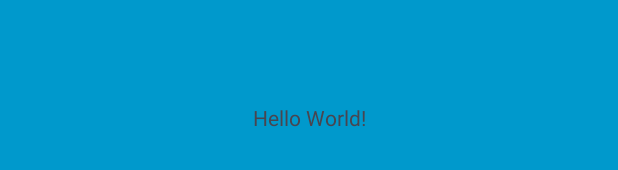
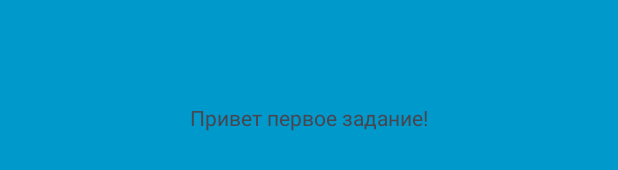
Before and after one commit to wshngwell/MyFirstGitProject, an Android app: the layout activity_main.xml on its own in the app's theme, with its tools: preview values and no code run, on a phone screen of 412 x 824 dp. Shown: the part 501-671 px from the top of the screen. Run offline under Robolectric (Android 15) with nearby library versions, the phone set to English and light mode, and no system bars.

```diff
--- a/app/src/main/res/layout/activity_main.xml
+++ b/app/src/main/res/layout/activity_main.xml
@@ -10,7 +10,7 @@
     <TextView
         android:layout_width="wrap_content"
         android:layout_height="wrap_content"
-        android:text="Hello World!"
+        android:text="@string/firstTask"
         app:layout_constraintBottom_toBottomOf="parent"
         app:layout_constraintEnd_toEndOf="parent"
         app:layout_constraintStart_toStartOf="parent"
--- a/app/src/main/res/values/strings.xml
+++ b/app/src/main/res/values/strings.xml
@@ -1,3 +1,4 @@
 <resources>
     <string name="app_name">MyFirstGitProject</string>
+    <string name="firstTask">Привет первое задание!</string>
 </resources>
```
